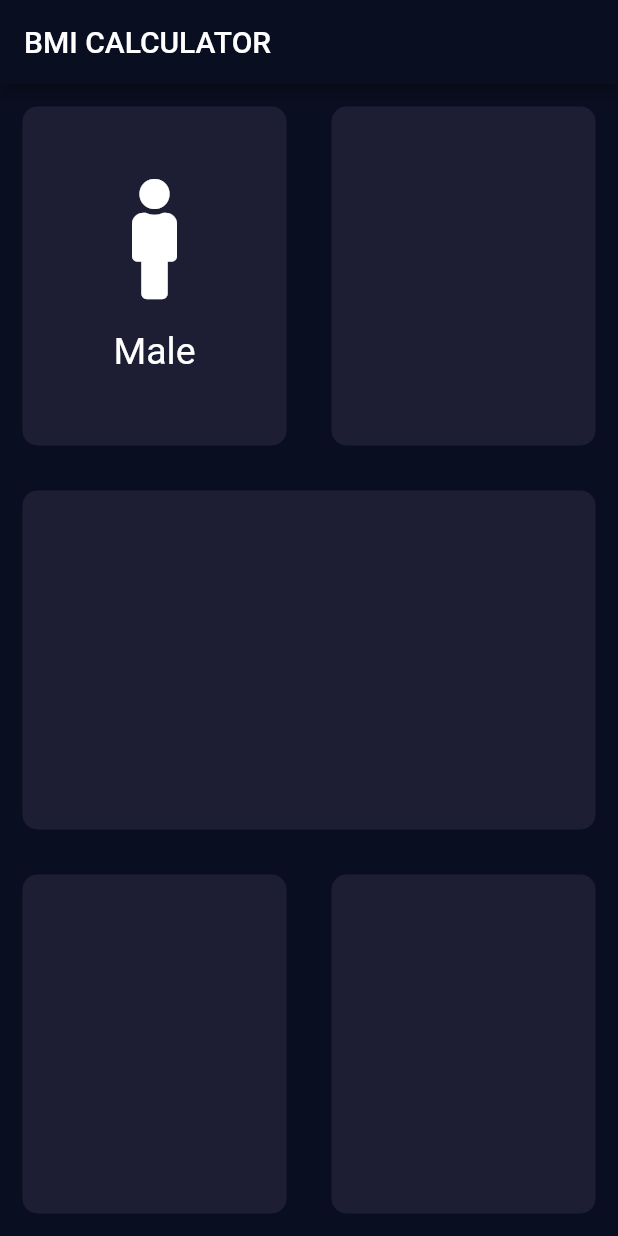
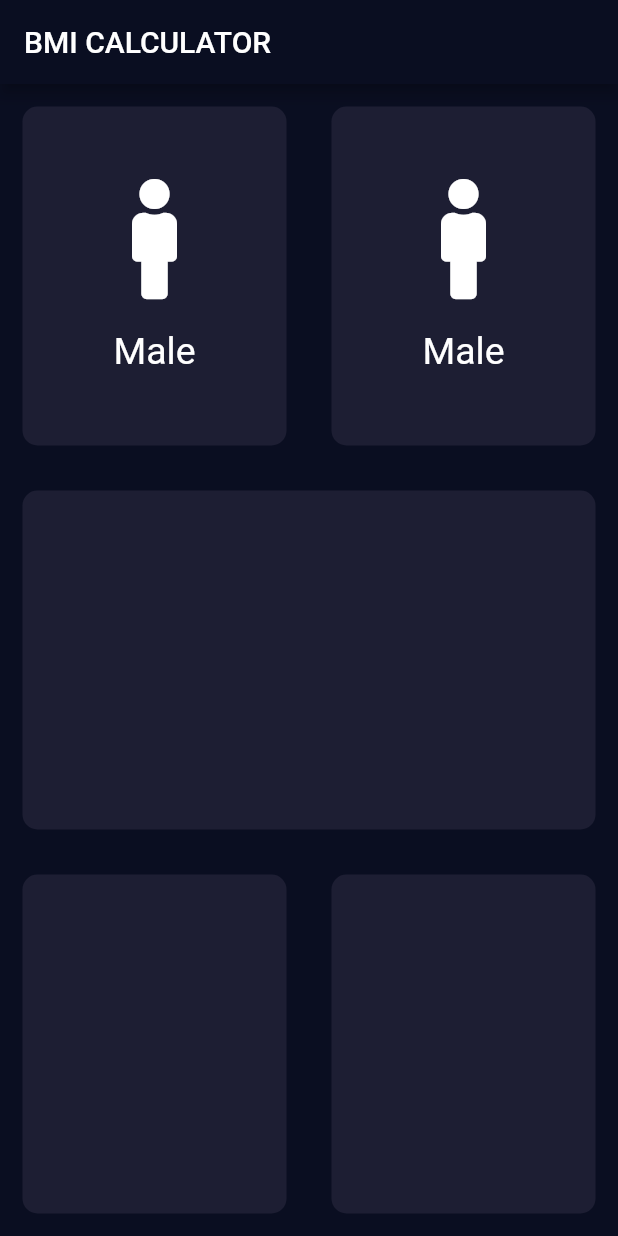
Before and after one commit to atharjaved15/new_bmi_cal, a Flutter app: the screen it shows after launch, on a phone screen of 412 x 824 dp. Run offline on Flutter 3.47's test engine with Material 2 defaults, Android fonts, the phone set to English and light mode, and no system bars; our stand-ins replace font_awesome_flutter.

Commit message:
Done: Setting Constructor for IconTitle for passing parameters.

```diff
--- a/lib/input_page.dart
+++ b/lib/input_page.dart
@@ -26,7 +26,7 @@ class _InputPageState extends State<InputPage> {
                 cardWidget: IconTitle(),
               )
               ),
-              Expanded(child:MyContainer(colors: Color(0xFF1D1E33),)
+              Expanded(child:MyContainer(colors: Color(0xFF1D1E33),cardWidget: IconTitle(),)
              ),
 
             ],
@@ -48,9 +48,9 @@ class _InputPageState extends State<InputPage> {
 }
 
 class IconTitle extends StatelessWidget {
-  const IconTitle({
-    Key key,
-  }) : super(key: key);
+  IconTitle({@required this.label, this.iconData});
+  final IconData iconData;
+  final String label;
 
   @override
   Widget build(BuildContext context) {
```
